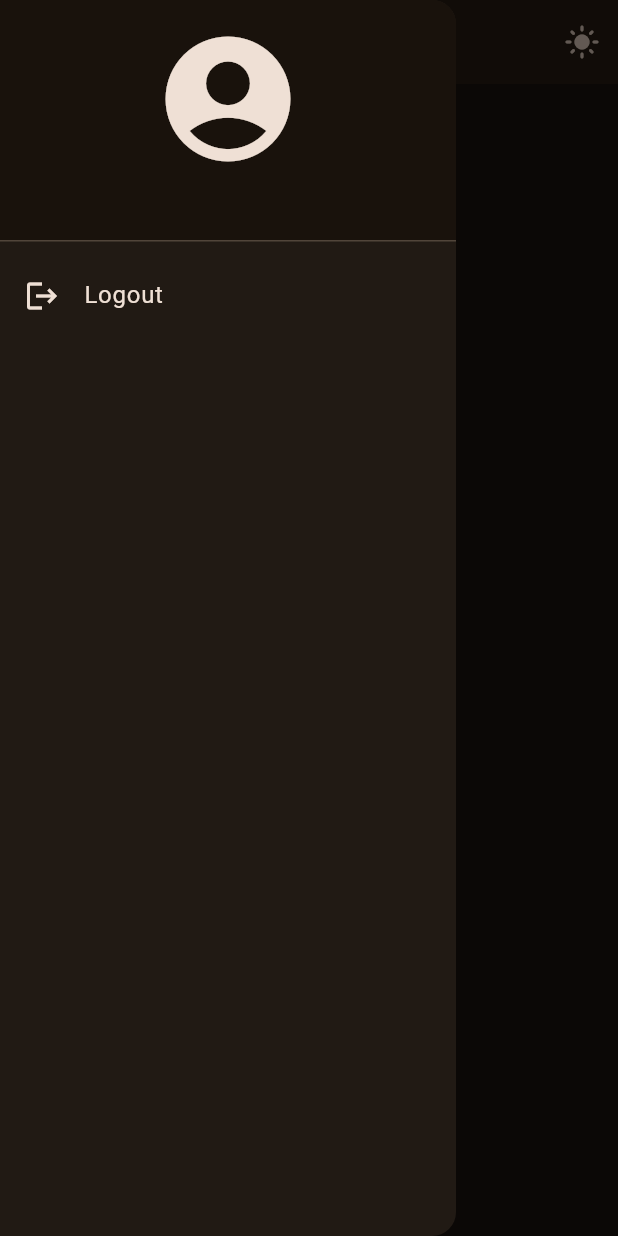
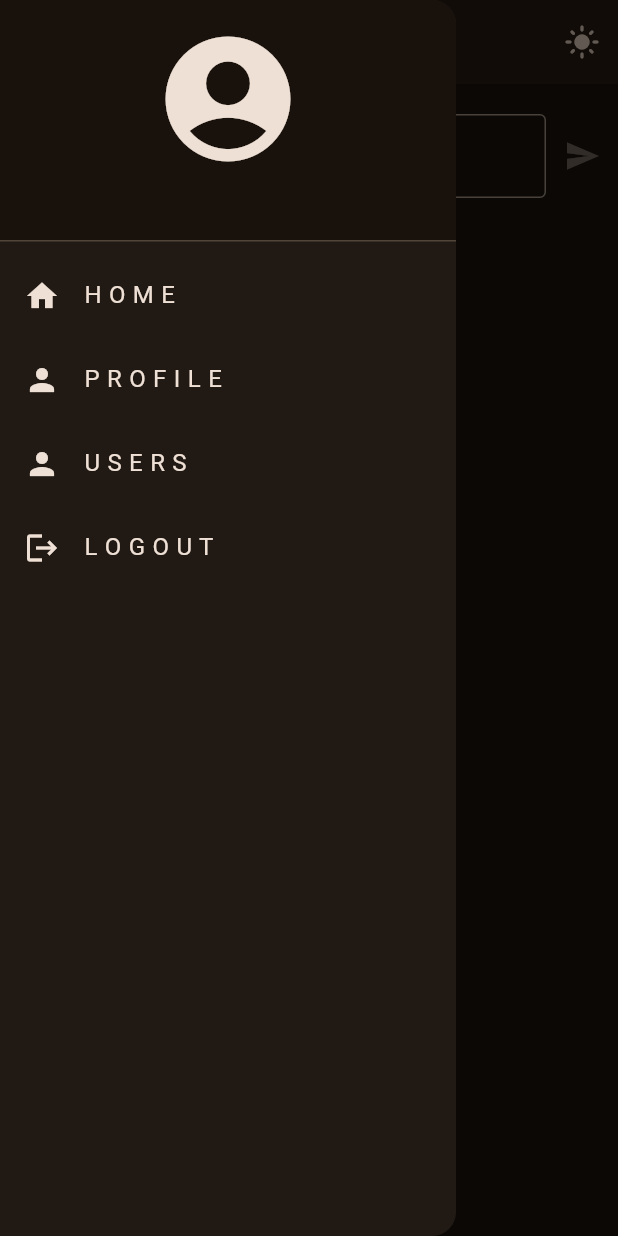
Before and after one commit to CROztk/CROztk.github.io, a Flutter app: the screen it shows once a user with an empty profile is signed in, with the side drawer open, on a phone screen of 412 x 824 dp. Run offline on Flutter 3.47's test engine with Material 3 defaults, Android fonts, the light colour scheme and no system bars; our stand-ins replace cloud_firestore, firebase_auth, firebase_core; accounts and stored records are empty.

Commit message:
new pages added, posting text-only posts system added

```diff
--- a/social/lib/Mobile/main_page_m.dart
+++ b/social/lib/Mobile/main_page_m.dart
@@ -1,17 +1,115 @@
+import 'package:cloud_firestore/cloud_firestore.dart';
 import 'package:flutter/material.dart';
 import 'package:social/components/my_appbar.dart';
 import 'package:social/components/my_drawer.dart';
+import 'package:social/database/firestore.dart';
 
-class MyMainPageMobile extends StatelessWidget {
+class MyMainPageMobile extends StatefulWidget {
   const MyMainPageMobile({super.key});
 
   @override
+  State<MyMainPageMobile> createState() => _MyMainPageMobileState();
+}
+
+class _MyMainPageMobileState extends State<MyMainPageMobile> {
+  // text controller for post
+  final TextEditingController postController = TextEditingController();
+
+  // firestore access
+  final FireStoreDatabase fireStore = FireStoreDatabase();
+
+  // post the message
+  void postMessage() {
+    // add post to firestore
+    fireStore.addPost(postController.text);
+
+    // clear the textfield
+    postController.clear();
+  }
+
+  @override
   Widget build(BuildContext context) {
-    return const Scaffold(
+    return Scaffold(
       appBar: MyAppbar(title: "s o C I a l"),
       drawer: MyDrawer(),
       body: Center(
-        child: Text('Main Page Mobile'),
+        child: Column(children: [
+          SizedBox(height: 20),
+          Row(
+            children: [
+              SizedBox(width: 10),
+              Expanded(
+                child: TextField(
+                  controller: postController,
+                  decoration: InputDecoration(
+                    hintText: "What's on your mind?",
+                    border: OutlineInputBorder(),
+                  ),
+                  onChanged: (value) {
+                    setState(() {});
+                  },
+                ),
+              ),
+              IconButton(
+                  onPressed: postController.text.isEmpty ? null : postMessage,
+                  icon: Icon(Icons.send)),
+            ],
+          ),
+          StreamBuilder(
+            stream: fireStore.getPosts(),
+            builder: (context, snapshot) {
+              // loading
+              if (snapshot.connectionState == ConnectionState.waiting) {
+                return const Center(child: CircularProgressIndicator());
+              }
+              // error
+              if (snapshot.hasError) {
+                return Center(
+                  child: Column(
+                    children: [
+                      const Icon(Icons.error, size: 80),
+                      Text("Something went wrong"),
+                    ],
+                  ),
+                );
+              }
+              // success
+              if (snapshot.hasData) {
+                // extract data
+                final posts = snapshot.data!.docs;
+
+                return Expanded(
+                  child: ListView.builder(
+                    itemCount: posts.length,
+                    itemBuilder: (context, index) {
+                      Timestamp timestamp = posts[index]["timestamp"];
+                      return ListTile(
+                        title: Text(posts[index]["message"]),
+                        subtitle: Row(
+                          mainAxisAlignment: MainAxisAlignment.spaceBetween,
+                          children: [
+                            Text(posts[index]["username"]),
+                            Text(
+                                timestamp.toDate().toString().substring(0, 16)),
+                          ],
+                        ),
+                      );
+                    },
+                  ),
+                );
+              }
+              // no data
+              return Center(
+                child: Column(
+                  children: [
+                    const Icon(Icons.error, size: 80),
+                    Text("No posts found"),
+                  ],
+                ),
+              );
+            },
+          )
+        ]),
       ),
     );
   }
--- a/social/lib/components/my_drawer.dart
+++ b/social/lib/components/my_drawer.dart
@@ -9,6 +9,7 @@ class MyDrawer extends StatelessWidget {
     return Drawer(
       child: ListView(
         children: [
+          // drawer header
           DrawerHeader(
             decoration: BoxDecoration(
               color: Theme.of(context).colorScheme.surface,
@@ -21,11 +22,52 @@ class MyDrawer extends StatelessWidget {
                   color: Theme.of(context).colorScheme.onSurface,
                 ),
                 Text(FirebaseAuth.instance.currentUser?.email ?? ''),
+                SizedBox(height: 10),
               ],
             ),
           ),
+
+          // home tile
           ListTile(
-            title: const Text('Logout'),
+            title: const Text('H O M E'),
+            leading: Icon(Icons.home,
+                color: Theme.of(context).colorScheme.onSurface),
+            onTap: () {
+              Navigator.pop(context);
+            },
+          ),
+
+          // profile tile
+          ListTile(
+            title: const Text('P R O F I L E'),
+            leading: Icon(Icons.person,
+                color: Theme.of(context).colorScheme.onSurface),
+            onTap: () {
+              // pop drawer
+              Navigator.pop(context);
+
+              // navigate to profile page
+              Navigator.pushNamed(context, '/profile');
+            },
+          ),
+
+          // users tile
+          ListTile(
+            title: const Text('U S E R S'),
+            leading: Icon(Icons.person,
+                color: Theme.of(context).colorScheme.onSurface),
+            onTap: () {
+              // pop drawer
+              Navigator.pop(context);
+
+              // navigate to users page
+              Navigator.pushNamed(context, '/users');
+            },
+          ),
+
+          // logout tile
+          ListTile(
+            title: const Text('L O G O U T'),
             leading: Icon(Icons.logout,
                 color: Theme.of(context).colorScheme.onSurface),
             onTap: () {
--- a/social/lib/main.dart
+++ b/social/lib/main.dart
@@ -1,6 +1,9 @@
 import 'package:firebase_core/firebase_core.dart';
 import 'package:flutter/material.dart';
 import 'package:provider/provider.dart';
+import 'package:social/Mobile/main_page_m.dart';
+import 'package:social/Mobile/profile_page_m.dart';
+import 'package:social/Mobile/users_page_m.dart';
 import 'package:social/Theme/theme_modes.dart';
 import 'package:social/Theme/theme_notifier.dart';
 import 'package:social/auth/auth.dart';
@@ -30,6 +33,11 @@ class MyApp extends StatelessWidget {
           darkTheme: darkTheme,
           home: const AuthPage(),
           themeMode: themeNotifier.themeMode,
+          routes: {
+            "/home": (context) => const MyMainPageMobile(),
+            "/profile": (context) => MyProfilePageMobile(),
+            "/users": (context) => const MyUsersPageMobile(),
+          },
         );
       },
     );
--- a/social/pubspec.yaml
+++ b/social/pubspec.yaml
@@ -37,6 +37,7 @@ dependencies:
   provider: ^6.1.2
   firebase_core: ^3.10.1
   firebase_auth: ^5.4.1
+  cloud_firestore: ^5.6.2
 
 dev_dependencies:
   flutter_test:
```
Also changed, not shown: social/lib/Mobile/profile_page_m.dart (+73 -0 lines), social/lib/Mobile/register_page_m.dart (+19 -1 lines), social/lib/Mobile/users_page_m.dart (+57 -0 lines), social/lib/database/firestore.dart (added, +46 -0 lines), social/pubspec.lock, 3 other files.
